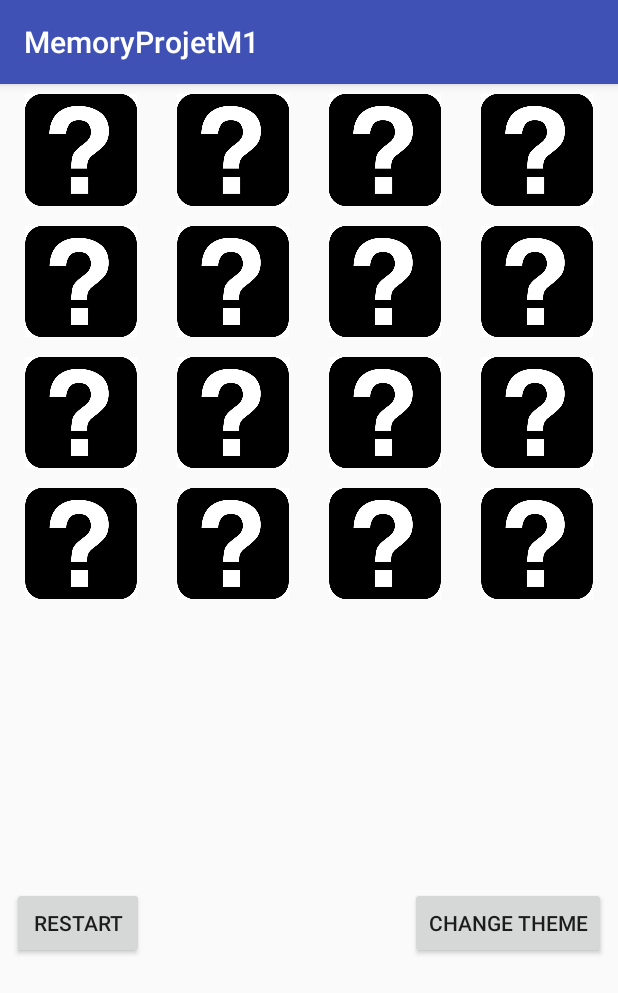
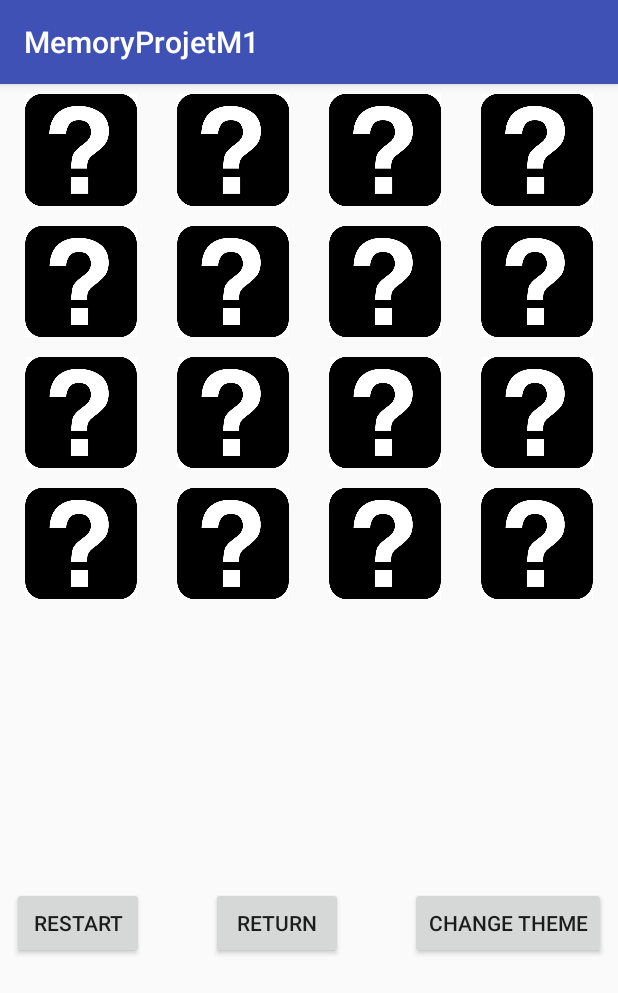
Before and after one commit to W-Berard/Memory, an Android app: the screen it shows after launch (MainActivity), on a phone screen of 412 x 824 dp. Shown: the top 993 px of the screen. Run offline under Robolectric (Android 15) with nearby library versions, the phone set to English and light mode, and no system bars.

Commit message:
ceci est un commit

```diff
--- a/app/src/main/java/com/example/william/memory/MainActivity.java
+++ b/app/src/main/java/com/example/william/memory/MainActivity.java
@@ -1,6 +1,8 @@
 package com.example.william.memory;
 
+import android.content.Context;
 import android.os.Handler;
+import android.support.v7.app.AlertDialog;
 import android.support.v7.app.AppCompatActivity;
 import android.os.Bundle;
 import android.view.View;
@@ -9,6 +11,7 @@ import android.widget.ImageView;
 
 import java.util.Arrays;
 import java.util.Collections;
+import java.util.Random;
 
 enum GameState{
     INSTANCE;
@@ -16,10 +19,19 @@ enum GameState{
     enum Theme {COULEURS,DRAPEAUX}
 
 
+    private int nbCartes;
     private Theme theme;
 
     private GameState(){
         theme = Theme.COULEURS;
+    }
+
+    public void setNbCartes(int nbCartes){
+        this.nbCartes = nbCartes;
+    }
+
+    public int getNbCartes(){
+        return nbCartes;
     }
 
     public Theme getTheme(){
@@ -38,7 +50,7 @@ enum GameState{
 
 public class MainActivity extends AppCompatActivity {
     ImageView iv11, iv12, iv13, iv14, iv21, iv22, iv23, iv24, iv31, iv32, iv33, iv34, iv41, iv42, iv43, iv44;
-
+    int[] images = {0,0,0,0,0,0,0,0};
     int image1,image2,image3,image4,image5,image6,image7,image8;
     int paires = 0;
     Button restart_button;
@@ -56,7 +68,7 @@ public class MainActivity extends AppCompatActivity {
         retournees = false;
         super.onCreate(savedInstanceState);
         setContentView(R.layout.activity_main);
-
+        GameState.INSTANCE.setNbCartes(8);
         change_theme_button = findViewById(R.id.change_theme_button);
 
         change_theme_button.setOnClickListener(new View.OnClickListener() {
@@ -230,24 +242,28 @@ public class MainActivity extends AppCompatActivity {
 
     private void initCartes(GameState.Theme theme){
         if(theme == GameState.Theme.COULEURS) {
-            image1 = R.drawable.blanc;
-            image2 = R.drawable.bleu;
-            image3 = R.drawable.jaune;
-            image4 = R.drawable.noir;
-            image5 = R.drawable.orange;
-            image6 = R.drawable.rouge;
-            image7 = R.drawable.rose;
-            image8 = R.drawable.vert;
+            images[0] = R.drawable.blanc;
+            images[1] = R.drawable.bleu;
+            images[2] = R.drawable.jaune;
+            images[3] = R.drawable.noir;
+            images[4] = R.drawable.orange;
+            images[5] = R.drawable.rouge;
+            images[6] = R.drawable.rose;
+            images[7] = R.drawable.vert;
         }
         if(theme == GameState.Theme.DRAPEAUX){
-            image1 = R.drawable.italy;
-            image2 = R.drawable.luxembourg;
-            image3 = R.drawable.france;
-            image4 = R.drawable.ukraine;
-            image5 = R.drawable.sweden;
-            image6 = R.drawable.russia;
-            image7 = R.drawable.czech_republic;
-            image8 = R.drawable.brazil;
+            int[] res = {R.drawable.brazil,R.drawable.czech_republic,R.drawable.european_union,R.drawable.finland,R.drawable.france,R.drawable.germany,R.drawable.greece,R.drawable.israel,R.drawable.italy,R.drawable.luxembourg,R.drawable.palestine,R.drawable.russia,R.drawable.spain,R.drawable.sweden,R.drawable.turkey,R.drawable.ukraine,R.drawable.united_kingdom,R.drawable.united_states_of_america,R.drawable.venezuela,R.drawable.vietnam};
+            Random r = new Random();
+            int result;
+            for(int i = 0; i < 8; i++){
+                do{
+                    result = r.nextInt(res.length);
+                }while(res[result]==R.drawable.question);
+                images[i] = res[result];
+                res[result] = R.drawable.question;
+
+            }
+
         }
     }
 
@@ -264,21 +280,21 @@ public class MainActivity extends AppCompatActivity {
         if(!retournees) {
             //affichage
             if (listeCartes[idCarte] == 11) {
-                iv.setImageResource(image1);
+                iv.setImageResource(images[0]);
             } else if (listeCartes[idCarte] == 12) {
-                iv.setImageResource(image2);
+                iv.setImageResource(images[1]);
             } else if (listeCartes[idCarte] == 13) {
-                iv.setImageResource(image3);
+                iv.setImageResource(images[2]);
             } else if (listeCartes[idCarte] == 14) {
-                iv.setImageResource(image4);
+                iv.setImageResource(images[3]);
             } else if (listeCartes[idCarte] == 15) {
-                iv.setImageResource(image5);
+                iv.setImageResource(images[4]);
             } else if (listeCartes[idCarte] == 16) {
-                iv.setImageResource(image6);
+                iv.setImageResource(images[5]);
             } else if (listeCartes[idCarte] == 17) {
-                iv.setImageResource(image7);
+                iv.setImageResource(images[6]);
             } else if (listeCartes[idCarte] == 18) {
-                iv.setImageResource(image8);
+                iv.setImageResource(images[7]);
             }
             //
             if (nombreCarte == 1) { //cas première carte retournée
@@ -310,6 +326,7 @@ public class MainActivity extends AppCompatActivity {
 
     private void test(){
         if(carte1 == carte2){
+            paires++;
             if(clic1 == 0){
                 iv11.setVisibility(View.INVISIBLE);
             } else if(clic1 == 1){
@@ -376,6 +393,18 @@ public class MainActivity extends AppCompatActivity {
             } else if(clic2 == 15){
                 iv44.setVisibility(View.INVISIBLE);
             }
+            if(paires==GameState.INSTANCE.getNbCartes()){
+                // 1. Instantiate an <code><a href="/reference/android/app/AlertDialog.Builder.html">AlertDialog.Builder</a></code> with its constructor
+                AlertDialog.Builder builder = new AlertDialog.Builder(this);
+
+                // 2. Chain together various setter methods to set the dialog characteristics
+                builder.setMessage(R.string.dialog_message)
+                        .setTitle(R.string.dialog_title);
+
+                // 3. Get the <code><a href="/reference/android/app/AlertDialog.html">AlertDialog</a></code> from <code><a href="/reference/android/app/AlertDialog.Builder.html#create()">create()</a></code>
+                AlertDialog dialog = builder.create();
+                dialog.show();
+            }
         } else{
             iv11.setImageResource(R.drawable.question);
             iv12.setImageResource(R.drawable.question);
--- a/app/src/main/res/layout/activity_main.xml
+++ b/app/src/main/res/layout/activity_main.xml
@@ -37,4 +37,18 @@
         app:layout_constraintBottom_toBottomOf="parent"
         app:layout_constraintEnd_toEndOf="parent"
         app:layout_constraintTop_toBottomOf="@+id/include" />
+
+    <Button
+        android:id="@+id/return_button"
+        android:layout_width="wrap_content"
+        android:layout_height="wrap_content"
+        android:layout_marginBottom="8dp"
+        android:layout_marginEnd="8dp"
+        android:layout_marginStart="8dp"
+        android:layout_marginTop="8dp"
+        android:text="@string/return_button"
+        app:layout_constraintBottom_toBottomOf="parent"
+        app:layout_constraintEnd_toStartOf="@+id/change_theme_button"
+        app:layout_constraintStart_toEndOf="@+id/restart_button"
+        app:layout_constraintTop_toBottomOf="@+id/include" />
 </android.support.constraint.ConstraintLayout>
--- a/app/src/main/res/values/strings.xml
+++ b/app/src/main/res/values/strings.xml
@@ -2,4 +2,8 @@
     <string name="app_name">MemoryProjetM1</string>
     <string name="restart">Restart</string>
     <string name="change_theme">Change Theme</string>
+    <string name="return_button">Return</string>
+    <string name="dialog_message">fini</string>
+    <string name="dialog_title">bravo</string>
+
 </resources>
```
